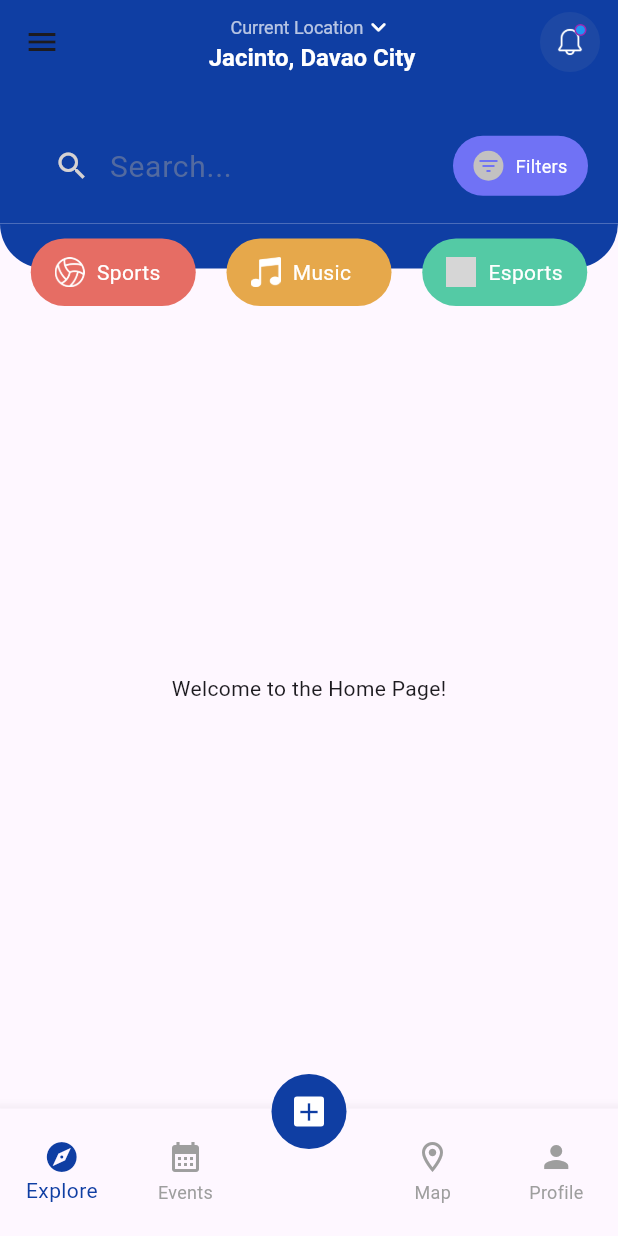
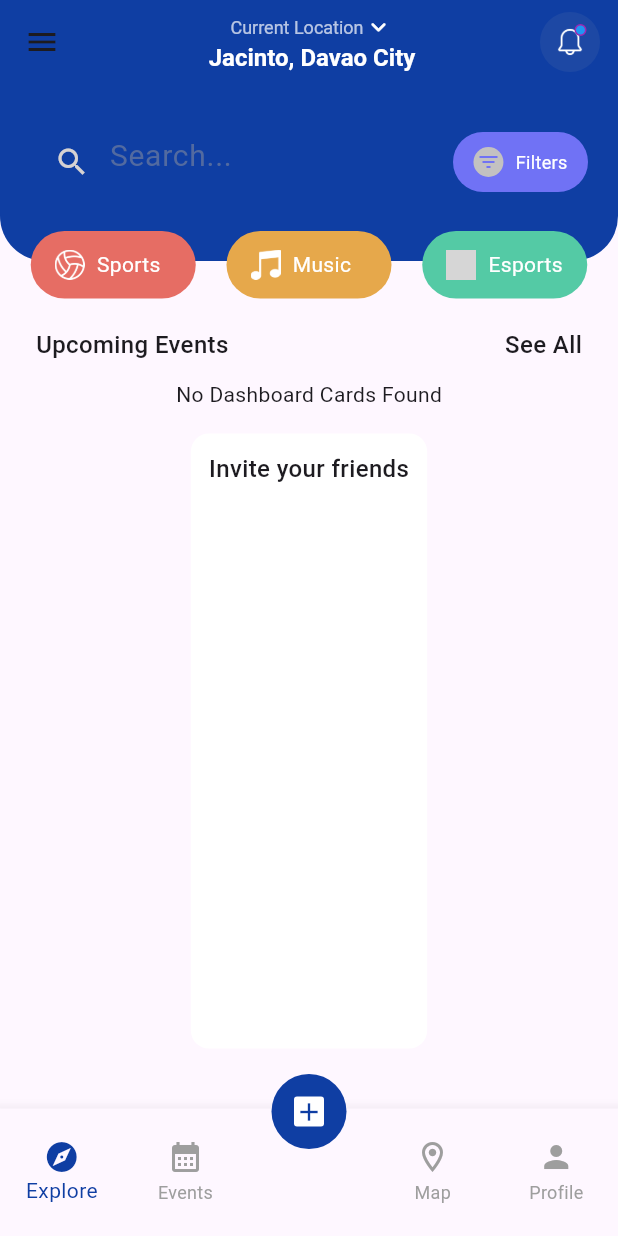
Before and after one commit to evanicarose/flutter_univents_2, a Flutter app: the Dashboard screen opened directly, on a phone screen of 412 x 824 dp. Run offline on Flutter 3.47's test engine with Material 3 defaults, Android fonts, the phone set to English and light mode, and no system bars; our stand-ins replace cloud_firestore, firebase_auth, firebase_core, google_sign_in; missing offline and left inert: email_otp; accounts and stored records are empty; grey boxes are pictures that could not be loaded.

Commit message:
Feat/Dashboard Cards

```diff
--- a/lib/dashboard.dart
+++ b/lib/dashboard.dart
@@ -1,16 +1,26 @@
+import 'package:cloud_firestore/cloud_firestore.dart';
 import 'package:flutter/material.dart';
 import 'package:firebase_auth/firebase_auth.dart';
+import 'package:flutter_univents_2/customWidgets/dashboard_cards.dart';
 import 'package:google_sign_in/google_sign_in.dart';
 import 'package:flutter_univents_2/index.dart';
 
 class Dashboard extends StatelessWidget {
   const Dashboard({super.key});
 
+  Future<List<DashboardCard>> fetchDashboardCards() async {
+    final snapshot =
+        await FirebaseFirestore.instance.collection('events').get();
+
+    return snapshot.docs.map((doc) {
+      return DashboardCard.fromMap(doc.data());
+    }).toList();
+  }
+
   Future<void> _signOut(BuildContext context) async {
     final GoogleSignIn googleSignIn = GoogleSignIn();
 
     try {
-
       if (await googleSignIn.isSignedIn()) {
         await googleSignIn.disconnect();
         await googleSignIn.signOut();
@@ -36,7 +46,6 @@ class Dashboard extends StatelessWidget {
   Widget build(BuildContext context) {
     return Scaffold(
       drawer: Drawer(
-
         backgroundColor: Colors.white,
         child: ListView(
           padding: EdgeInsets.zero,
@@ -64,7 +73,8 @@ class Dashboard extends StatelessWidget {
                       crossAxisAlignment: CrossAxisAlignment.start,
                       children: [
                         Text(
-                          FirebaseAuth.instance.currentUser?.displayName ?? 'Guest User',
+                          FirebaseAuth.instance.currentUser?.displayName ??
+                              'Guest User',
                           style: const TextStyle(
                             color: Colors.black,
                             fontWeight: FontWeight.bold,
@@ -74,7 +84,8 @@ class Dashboard extends StatelessWidget {
                         ),
                         const SizedBox(height: 4),
                         Text(
-                          FirebaseAuth.instance.currentUser?.email ?? 'No email',
+                          FirebaseAuth.instance.currentUser?.email ??
+                              'No email',
                           style: const TextStyle(
                             color: Color.fromARGB(255, 139, 136, 136),
                             fontSize: 14,
@@ -87,7 +98,6 @@ class Dashboard extends StatelessWidget {
                 ],
               ),
             ),
-
             const Padding(
               padding: EdgeInsets.all(15.0),
               child: Text("Main"),
@@ -99,8 +109,6 @@ class Dashboard extends StatelessWidget {
                   width: 20,
                   height: 20,
                   decoration: const BoxDecoration(
-
-
                     image: DecorationImage(
                       image: AssetImage("assets/images/dashboard.png"),
                       fit: BoxFit.cover,
@@ -108,48 +116,45 @@ class Dashboard extends StatelessWidget {
                   ),
                 ),
                 title: const Text('Dashboard'),
-                shape: RoundedRectangleBorder(borderRadius: BorderRadius.circular(12)),
-                collapsedShape: RoundedRectangleBorder(borderRadius: BorderRadius.circular(12)),
+                shape: RoundedRectangleBorder(
+                    borderRadius: BorderRadius.circular(12)),
+                collapsedShape: RoundedRectangleBorder(
+                    borderRadius: BorderRadius.circular(12)),
                 childrenPadding: const EdgeInsets.only(left: 32),
                 children: [
                   ListTile(
                     title: const Text('Events'),
-
-                    shape: RoundedRectangleBorder(borderRadius: BorderRadius.circular(10)),
+                    shape: RoundedRectangleBorder(
+                        borderRadius: BorderRadius.circular(10)),
                     onTap: () {
                       Navigator.pop(context);
-
                     },
                   ),
                   ListTile(
                     title: const Text('Map'),
-
-                    shape: RoundedRectangleBorder(borderRadius: BorderRadius.circular(10)),
+                    shape: RoundedRectangleBorder(
+                        borderRadius: BorderRadius.circular(10)),
                     onTap: () {
                       Navigator.pop(context);
-
                     },
                   ),
                   ListTile(
                     title: const Text('Profile'),
-
-                    shape: RoundedRectangleBorder(borderRadius: BorderRadius.circular(10)),
+                    shape: RoundedRectangleBorder(
+                        borderRadius: BorderRadius.circular(10)),
                     onTap: () {
                       Navigator.pop(context);
-
                     },
                   ),
                 ],
               ),
             ),
-
             ListTile(
               title: const Text('Your Events'),
               leading: Container(
                 width: 20,
                 height: 20,
                 decoration: const BoxDecoration(
-
                   image: DecorationImage(
                     image: AssetImage("assets/images/calendar.png"),
                     fit: BoxFit.cover,
@@ -166,7 +171,6 @@ class Dashboard extends StatelessWidget {
                 width: 25,
                 height: 25,
                 decoration: const BoxDecoration(
-
                   image: DecorationImage(
                     image: AssetImage("assets/images/notification-bell.png"),
                     fit: BoxFit.cover,
@@ -183,7 +187,6 @@ class Dashboard extends StatelessWidget {
                 width: 20,
                 height: 20,
                 decoration: const BoxDecoration(
-
                   image: DecorationImage(
                     image: AssetImage("assets/images/log-out.png"),
                     fit: BoxFit.cover,
@@ -212,14 +215,14 @@ class Dashboard extends StatelessWidget {
                     children: [
                       Stack(
                         children: [
-
                           Container(
                             width: 40,
                             height: 40,
                             decoration: const BoxDecoration(
                               shape: BoxShape.circle,
                               image: DecorationImage(
-                                image: AssetImage("assets/images/rapunzel.jpeg"),
+                                image:
+                                    AssetImage("assets/images/rapunzel.jpeg"),
                                 fit: BoxFit.cover,
                               ),
                             ),
@@ -233,7 +236,8 @@ class Dashboard extends StatelessWidget {
                               decoration: BoxDecoration(
                                 color: Colors.green,
                                 shape: BoxShape.circle,
-                                border: Border.all(color: Colors.white, width: 2),
+                                border:
+                                    Border.all(color: Colors.white, width: 2),
                               ),
                             ),
                           ),
@@ -245,11 +249,13 @@ class Dashboard extends StatelessWidget {
                         children: [
                           const Text(
                             "Rapunzel (Wifey)",
-                            style: TextStyle(fontSize: 16, fontWeight: FontWeight.w500),
+                            style: TextStyle(
+                                fontSize: 16, fontWeight: FontWeight.w500),
                           ),
                           const Text(
                             "YOU HAVE A NEW MESSAGE",
-                            style: TextStyle(fontSize: 8, fontWeight: FontWeight.w200),
+                            style: TextStyle(
+                                fontSize: 8, fontWeight: FontWeight.w200),
                           ),
                         ],
                       ),
@@ -275,7 +281,6 @@ class Dashboard extends StatelessWidget {
                 ],
               ),
             ),
-
             Padding(
               padding: const EdgeInsets.all(15.0),
               child: Row(
@@ -285,7 +290,6 @@ class Dashboard extends StatelessWidget {
                     children: [
                       Stack(
                         children: [
-
                           Container(
                             width: 40,
                             height: 40,
@@ -297,7 +301,6 @@ class Dashboard extends StatelessWidget {
                               ),
                             ),
                           ),
-
                           Positioned(
                             bottom: 0,
                             right: 0,
@@ -307,7 +310,8 @@ class Dashboard extends StatelessWidget {
                               decoration: BoxDecoration(
                                 color: Colors.grey,
                                 shape: BoxShape.circle,
-                                border: Border.all(color: Colors.white, width: 2),
+                                border:
+                                    Border.all(color: Colors.white, width: 2),
                               ),
                             ),
                           ),
@@ -316,14 +320,14 @@ class Dashboard extends StatelessWidget {
                       const SizedBox(width: 12),
                       const Text(
                         "Maximus (Horsey)",
-                        style: TextStyle(fontSize: 16, fontWeight: FontWeight.w500),
+                        style: TextStyle(
+                            fontSize: 16, fontWeight: FontWeight.w500),
                       ),
                     ],
                   ),
                 ],
               ),
             ),
-
             Padding(
               padding: const EdgeInsets.all(15.0),
               child: Row(
@@ -333,7 +337,6 @@ class Dashboard extends StatelessWidget {
                     children: [
                       Stack(
                         children: [
-
                           Container(
                             width: 40,
                             height: 40,
@@ -345,7 +348,6 @@ class Dashboard extends StatelessWidget {
                               ),
                             ),
                           ),
-
                           Positioned(
                             bottom: 0,
                             right: 0,
@@ -355,7 +357,8 @@ class Dashboard extends StatelessWidget {
                               decoration: BoxDecoration(
                                 color: Colors.green,
                                 shape: BoxShape.circle,
-                                border: Border.all(color: Colors.white, width: 2),
+                                border:
+                                    Border.all(color: Colors.white, width: 2),
                               ),
                             ),
                           ),
@@ -364,7 +367,8 @@ class Dashboard extends StatelessWidget {
                       const SizedBox(width: 12),
                       const Text(
                         "Mother Gothel (Ex-Mom)",
-                        style: TextStyle(fontSize: 16, fontWeight: FontWeight.w500),
+                        style: TextStyle(
+                            fontSize: 16, fontWeight: FontWeight.w500),
                       ),
                     ],
                   ),
@@ -374,8 +378,6 @@ class Dashboard extends StatelessWidget {
           ],
         ),
       ),
-
-
       appBar: AppBar(
         backgroundColor: const Color.fromARGB(255, 15, 62, 163),
         title: const Column(
@@ -418,9 +420,7 @@ class Dashboard extends StatelessWidget {
                   backgroundColor: const Color.fromARGB(186, 34, 76, 165),
                   radius: 20,
                   child: IconButton(
-                  onPressed: () {
-
-                  },
+                    onPressed: () {},
                     icon: Image.asset(
                       'assets/images/bell.png',
                       width: 20,
@@ -439,7 +439,6 @@ class Dashboard extends StatelessWidget {
                       color: Colors.blue,
                       shape: BoxShape.circle,
                       border: Border.all(color: Colors.purple, width: 1),
-
                     ),
                   ),
                 ),
@@ -447,13 +446,10 @@ class Dashboard extends StatelessWidget {
             ),
           ),
         ],
-
         centerTitle: true,
       ),
-
       body: Column(
         children: [
-
           Container(
             padding: const EdgeInsets.symmetric(horizontal: 20, vertical: 16),
             color: const Color.fromARGB(255, 15, 62, 163),
@@ -465,15 +461,15 @@ class Dashboard extends StatelessWidget {
                   children: [
                     Expanded(
                       child: Container(
-                        height: 45,
+                        height: 35,
                         padding: const EdgeInsets.symmetric(horizontal: 16),
                         decoration: BoxDecoration(
-
                           borderRadius: BorderRadius.circular(12),
                         ),
                         child: const Row(
                           children: [
-                            Icon(Icons.search, color: Color.fromARGB(255, 214, 210, 210)),
+                            Icon(Icons.search,
+                                color: Color.fromARGB(255, 214, 210, 210)),
                             SizedBox(width: 13),
                             Expanded(
                               child: TextField(
@@ -484,7 +480,6 @@ class Dashboard extends StatelessWidget {
                                     fontSize: 20,
                                   ),
                                   border: InputBorder.none,
-
                                 ),
                               ),
                             ),
@@ -527,14 +522,11 @@ class Dashboard extends StatelessWidget {
                         ],
                       ),
                     ),
-
-
                   ],
                 ),
               ],
             ),
           ),
-
           Stack(
             clipBehavior: Clip.none,
             children: [
@@ -560,7 +552,8 @@ class Dashboard extends StatelessWidget {
                   mainAxisAlignment: MainAxisAlignment.spaceEvenly,
                   children: [
                     Container(
-            padding: const EdgeInsets.symmetric(horizontal: 16, vertical: 8),
+                      padding: const EdgeInsets.symmetric(
+                          horizontal: 16, vertical: 8),
                       width: 110,
                       height: 45,
                       decoration: BoxDecoration(
@@ -575,13 +568,18 @@ class Dashboard extends StatelessWidget {
                             height: 20,
                             color: Colors.white,
                           ),
-                SizedBox(width: 8,),
-                const Text("Sports", style: TextStyle(color: Colors.white, fontSize: 14)),
+                          SizedBox(
+                            width: 8,
+                          ),
+                          const Text("Sports",
+                              style:
+                                  TextStyle(color: Colors.white, fontSize: 14)),
                         ],
                       ),
                     ),
                     Container(
-            padding: const EdgeInsets.symmetric(horizontal: 16, vertical: 8),
+                      padding: const EdgeInsets.symmetric(
+                          horizontal: 16, vertical: 8),
                       width: 110,
                       height: 45,
                       decoration: BoxDecoration(
@@ -596,13 +594,18 @@ class Dashboard extends StatelessWidget {
                             height: 20,
                             color: Colors.white,
                           ),
-                SizedBox(width: 8,),
-                const Text("Music", style: TextStyle(color: Colors.white, fontSize: 14)),
+                          SizedBox(
+                            width: 8,
+                          ),
+                          const Text("Music",
+                              style:
+                                  TextStyle(color: Colors.white, fontSize: 14)),
                         ],
                       ),
                     ),
                     Container(
-            padding: const EdgeInsets.symmetric(horizontal: 16, vertical: 8),
+                      padding: const EdgeInsets.symmetric(
+                          horizontal: 16, vertical: 8),
                       width: 110,
                       height: 45,
                       decoration: BoxDecoration(
@@ -617,8 +620,12 @@ class Dashboard extends StatelessWidget {
                             height: 20,
                             color: Colors.white,
                           ),
-                SizedBox(width: 8,),
-                const Text("Esports", style: TextStyle(color: Colors.white, fontSize: 14)),
+                          SizedBox(
+                            width: 8,
+                          ),
+                          const Text("Esports",
+                              style:
+                                  TextStyle(color: Colors.white, fontSize: 14)),
                         ],
                       ),
                     ),
@@ -627,17 +634,83 @@ class Dashboard extends StatelessWidget {
               ),
             ],
           ),
-
-
-
-          const Expanded(
-            child: Center(
-              child: Text('Welcome to the Home Page!'),
+          SizedBox(
+            height: 32,
+          ),
+          Expanded(
+            child: Column(
+              children: [
+                Padding(
+                  padding:
+                      const EdgeInsets.symmetric(vertical: 12, horizontal: 24),
+                  child: Row(
+                    mainAxisAlignment: MainAxisAlignment.spaceBetween,
+                    children: [
+                      Text(
+                        'Upcoming Events',
+                        style: TextStyle(
+                            fontSize: 16, fontWeight: FontWeight.w500),
+                      ),
+                      Text(
+                        'See All',
+                        style: TextStyle(
+                            fontSize: 16, fontWeight: FontWeight.w500),
+                      ),
+                    ],
+                  ),
+                ),
+                FutureBuilder<List<DashboardCard>>(
+                  future:
+                      fetchDashboardCards(), // Fetch the list of DashboardCards
+                  builder: (context, snapshot) {
+                    if (snapshot.connectionState == ConnectionState.waiting) {
+                      return CircularProgressIndicator();
+                    } else if (snapshot.hasError) {
+                      return Text('Error: ${snapshot.error}');
+                    } else if (!snapshot.hasData || snapshot.data!.isEmpty) {
+                      return Text('No Dashboard Cards Found');
+                    } else {
+                      final cards = snapshot.data!;
+                      return SingleChildScrollView(
+                        scrollDirection: Axis.horizontal,
+                        child: Row(
+                          children: cards,
+                        ),
+                      );
+                    }
+                  },
+                ),
+                SizedBox(
+                  width: 32,
+                ),
+                Expanded(
+                    child: Padding(
+                  padding: const EdgeInsets.all(12.0),
+                  child: Card(
+                    elevation: 0,
+                    color: Colors.white,
+                    child: Column(
+                      children: [
+                        Padding(
+                          padding: const EdgeInsets.all(12.0),
+                          child: Text(
+                            'Invite your friends',
+                            style: TextStyle(
+                                fontSize: 16, fontWeight: FontWeight.w500),
+                          ),
+                        )
+                      ],
+                    ),
+                  ),
+                )),
+                SizedBox(
+                  height: 24,
+                )
+              ],
             ),
           ),
         ],
       ),
-
       bottomNavigationBar: BottomNavigationBar(
         type: BottomNavigationBarType.fixed,
         selectedItemColor: const Color.fromARGB(255, 15, 62, 163),
@@ -655,7 +728,6 @@ class Dashboard extends StatelessWidget {
           ),
           BottomNavigationBarItem(
             icon: Material(
-
               shape: CircleBorder(),
               child: Transform.translate(
                 offset: Offset(0, -30),
--- a/pubspec.yaml
+++ b/pubspec.yaml
@@ -38,6 +38,8 @@ dependencies:
   google_sign_in: ^6.3.0
   firebase_core: ^3.13.0
   email_otp: ^2.1.2
+  cloud_firestore: 5.6.6
+  intl: ^0.18.1
 
 dev_dependencies:
   flutter_test:
```
Also changed, not shown: lib/customWidgets/dashboard_cards.dart (added, +151 -0 lines), lib/view-events.dart (added, +65 -0 lines), pubspec.lock, 3 other files. Lines whose indentation alone changed are shown as unchanged.
